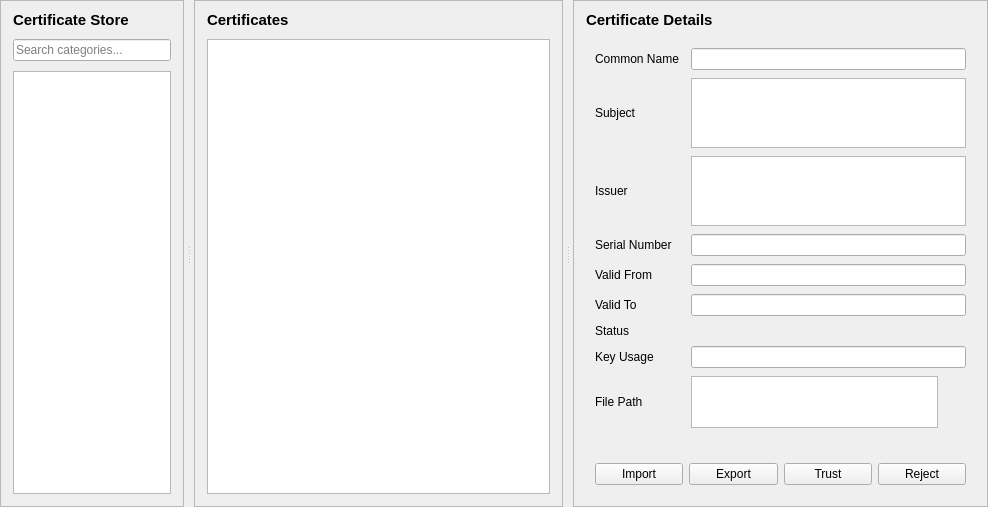
sanny32/OpenUaSim, file src/ui/pages/certificatespage.ui: the form before one commit.
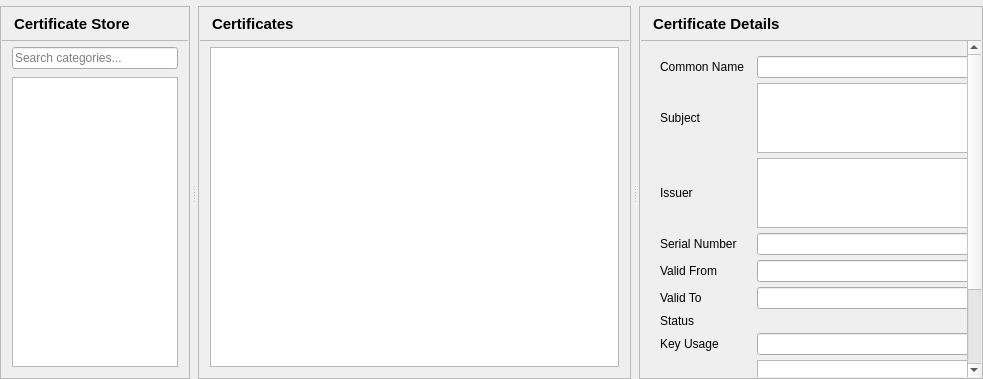
The form after the commit. Custom widgets are drawn as their Qt base class.

```diff
--- a/src/ui/pages/certificatespage.ui
+++ b/src/ui/pages/certificatespage.ui
@@ -10,7 +10,7 @@
     <number>0</number>
    </property>
    <property name="topMargin">
-    <number>0</number>
+    <number>6</number>
    </property>
    <property name="rightMargin">
     <number>0</number>
@@ -27,7 +27,7 @@
       <bool>false</bool>
      </property>
      <property name="handleWidth">
-      <number>10</number>
+      <number>8</number>
      </property>
      <widget class="QFrame" name="storePanel">
       <property name="frameShape">
@@ -35,25 +35,39 @@
       </property>
       <property name="sizePolicy">
        <sizepolicy hsizetype="Preferred" vsizetype="Preferred">
-        <horstretch>2</horstretch>
+        <horstretch>35</horstretch>
         <verstretch>0</verstretch>
        </sizepolicy>
       </property>
       <layout class="QVBoxLayout" name="storePanelLayout">
        <property name="spacing">
-        <number>10</number>
+        <number>0</number>
        </property>
        <property name="leftMargin">
+        <number>1</number>
+       </property>
+       <property name="topMargin">
+        <number>1</number>
+       </property>
+       <property name="rightMargin">
+        <number>1</number>
+       </property>
+       <property name="bottomMargin">
+        <number>1</number>
+       </property>
+       <item>
+        <layout class="QHBoxLayout" name="storePanelHeaderLayout">
+         <property name="leftMargin">
         <number>12</number>
        </property>
        <property name="topMargin">
-        <number>10</number>
+          <number>5</number>
        </property>
        <property name="rightMargin">
         <number>12</number>
        </property>
        <property name="bottomMargin">
-        <number>12</number>
+          <number>5</number>
        </property>
        <item>
         <widget class="QLabel" name="storeTitle">
@@ -66,8 +80,56 @@
          <property name="text">
           <string>Certificate Store</string>
          </property>
-        </widget>
-       </item>
+           <property name="minimumSize">
+            <size>
+             <width>0</width>
+             <height>22</height>
+            </size>
+           </property>
+          </widget>
+         </item>
+        </layout>
+       </item>
+       <item>
+        <widget class="QFrame" name="storePanelSeparator">
+         <property name="frameShape">
+          <enum>QFrame::StyledPanel</enum>
+         </property>
+         <property name="minimumSize">
+          <size>
+           <width>0</width>
+           <height>1</height>
+          </size>
+         </property>
+         <property name="maximumSize">
+          <size>
+           <width>16777215</width>
+           <height>1</height>
+          </size>
+         </property>
+         <property name="separator" stdset="0">
+          <bool>true</bool>
+         </property>
+        </widget>
+       </item>
+       <item>
+        <widget class="QWidget" name="storePanelBody">
+         <layout class="QVBoxLayout" name="storePanelBodyLayout">
+          <property name="spacing">
+           <number>8</number>
+          </property>
+          <property name="leftMargin">
+           <number>10</number>
+          </property>
+          <property name="topMargin">
+           <number>6</number>
+          </property>
+          <property name="rightMargin">
+           <number>10</number>
+          </property>
+          <property name="bottomMargin">
+           <number>10</number>
+          </property>
        <item>
         <widget class="QLineEdit" name="searchEdit">
          <property name="placeholderText">
@@ -96,31 +158,48 @@
        </item>
       </layout>
      </widget>
+       </item>
+      </layout>
+     </widget>
      <widget class="QFrame" name="certificatesPanel">
       <property name="frameShape">
        <enum>QFrame::StyledPanel</enum>
       </property>
       <property name="sizePolicy">
        <sizepolicy hsizetype="Preferred" vsizetype="Preferred">
-        <horstretch>4</horstretch>
+        <horstretch>80</horstretch>
         <verstretch>0</verstretch>
        </sizepolicy>
       </property>
       <layout class="QVBoxLayout" name="certificatesPanelLayout">
        <property name="spacing">
-        <number>10</number>
+        <number>0</number>
        </property>
        <property name="leftMargin">
+        <number>1</number>
+       </property>
+       <property name="topMargin">
+        <number>1</number>
+       </property>
+       <property name="rightMargin">
+        <number>1</number>
+       </property>
+       <property name="bottomMargin">
+        <number>1</number>
+       </property>
+       <item>
+        <layout class="QHBoxLayout" name="certificatesPanelHeaderLayout">
+         <property name="leftMargin">
         <number>12</number>
        </property>
        <property name="topMargin">
-        <number>10</number>
+          <number>5</number>
        </property>
        <property name="rightMargin">
         <number>12</number>
        </property>
        <property name="bottomMargin">
-        <number>12</number>
+          <number>5</number>
        </property>
        <item>
         <widget class="QLabel" name="certificatesTitle">
@@ -133,8 +212,56 @@
          <property name="text">
           <string>Certificates</string>
          </property>
-        </widget>
-       </item>
+           <property name="minimumSize">
+            <size>
+             <width>0</width>
+             <height>22</height>
+            </size>
+           </property>
+          </widget>
+         </item>
+        </layout>
+       </item>
+       <item>
+        <widget class="QFrame" name="certificatesPanelSeparator">
+         <property name="frameShape">
+          <enum>QFrame::StyledPanel</enum>
+         </property>
+         <property name="minimumSize">
+          <size>
+           <width>0</width>
+           <height>1</height>
+          </size>
+         </property>
+         <property name="maximumSize">
+          <size>
+           <width>16777215</width>
+           <height>1</height>
+          </size>
+         </property>
+         <property name="separator" stdset="0">
+          <bool>true</bool>
+         </property>
+        </widget>
+       </item>
+       <item>
+        <widget class="QWidget" name="certificatesPanelBody">
+         <layout class="QVBoxLayout" name="certificatesPanelBodyLayout">
+          <property name="spacing">
+           <number>8</number>
+          </property>
+          <property name="leftMargin">
+           <number>10</number>
+          </property>
+          <property name="topMargin">
+           <number>6</number>
+          </property>
+          <property name="rightMargin">
+           <number>10</number>
+          </property>
+          <property name="bottomMargin">
+           <number>10</number>
+          </property>
        <item>
         <widget class="QTableView" name="certificatesView">
          <property name="editTriggers">
@@ -168,31 +295,48 @@
        </item>
       </layout>
      </widget>
+       </item>
+      </layout>
+     </widget>
      <widget class="QFrame" name="detailsPanel">
       <property name="frameShape">
        <enum>QFrame::StyledPanel</enum>
       </property>
       <property name="sizePolicy">
        <sizepolicy hsizetype="Preferred" vsizetype="Preferred">
-        <horstretch>3</horstretch>
+        <horstretch>42</horstretch>
         <verstretch>0</verstretch>
        </sizepolicy>
       </property>
       <layout class="QVBoxLayout" name="detailsPanelLayout">
        <property name="spacing">
-        <number>10</number>
+        <number>0</number>
        </property>
        <property name="leftMargin">
+        <number>1</number>
+       </property>
+       <property name="topMargin">
+        <number>1</number>
+       </property>
+       <property name="rightMargin">
+        <number>1</number>
+       </property>
+       <property name="bottomMargin">
+        <number>1</number>
+       </property>
+       <item>
+        <layout class="QHBoxLayout" name="detailsPanelHeaderLayout">
+         <property name="leftMargin">
         <number>12</number>
        </property>
        <property name="topMargin">
-        <number>10</number>
+          <number>5</number>
        </property>
        <property name="rightMargin">
         <number>12</number>
        </property>
        <property name="bottomMargin">
-        <number>12</number>
+          <number>5</number>
        </property>
        <item>
         <widget class="QLabel" name="detailsTitle">
@@ -205,16 +349,77 @@
          <property name="text">
           <string>Certificate Details</string>
          </property>
-        </widget>
-       </item>
+           <property name="minimumSize">
+            <size>
+             <width>0</width>
+             <height>22</height>
+            </size>
+           </property>
+          </widget>
+         </item>
+        </layout>
+       </item>
+       <item>
+        <widget class="QFrame" name="detailsPanelSeparator">
+         <property name="frameShape">
+          <enum>QFrame::StyledPanel</enum>
+         </property>
+         <property name="minimumSize">
+          <size>
+           <width>0</width>
+           <height>1</height>
+          </size>
+         </property>
+         <property name="maximumSize">
+          <size>
+           <width>16777215</width>
+           <height>1</height>
+          </size>
+         </property>
+         <property name="separator" stdset="0">
+          <bool>true</bool>
+         </property>
+        </widget>
+       </item>
+       <item>
+        <widget class="QScrollArea" name="detailsPanelScroll">
+         <property name="frameShape">
+          <enum>QFrame::NoFrame</enum>
+         </property>
+         <property name="widgetResizable">
+          <bool>true</bool>
+         </property>
+         <property name="horizontalScrollBarPolicy">
+          <enum>Qt::ScrollBarAlwaysOff</enum>
+         </property>
+         <property name="panelBody" stdset="0">
+          <bool>true</bool>
+         </property>
+         <widget class="QWidget" name="detailsPanelBody">
+          <layout class="QVBoxLayout" name="detailsPanelBodyLayout">
+           <property name="spacing">
+            <number>8</number>
+           </property>
+           <property name="leftMargin">
+            <number>10</number>
+           </property>
+           <property name="topMargin">
+            <number>6</number>
+           </property>
+           <property name="rightMargin">
+            <number>10</number>
+           </property>
+           <property name="bottomMargin">
+            <number>10</number>
+           </property>
        <item>
         <widget class="QWidget" name="detailsHost">
          <layout class="QGridLayout" name="detailsForm" columnstretch="0,1">
           <property name="horizontalSpacing">
-           <number>12</number>
+               <number>13</number>
           </property>
           <property name="verticalSpacing">
-           <number>8</number>
+               <number>5</number>
           </property>
           <item row="0" column="0">
            <widget class="QLabel" name="commonNameLabel">
@@ -360,7 +565,7 @@
               <property name="maximumSize">
                <size>
                 <width>16777215</width>
-                <height>52</height>
+                    <height>48</height>
                </size>
               </property>
               <property name="tabChangesFocus">
@@ -376,9 +581,6 @@
               <property name="toolTip">
                <string>Open containing folder</string>
               </property>
-              <property name="autoRaise">
-               <bool>true</bool>
-              </property>
              </widget>
             </item>
            </layout>
@@ -428,6 +630,10 @@
            </widget>
           </item>
          </layout>
+            </widget>
+           </item>
+          </layout>
+         </widget>
         </widget>
        </item>
       </layout>
```
Left out of the diff: 9 changed lines with no effect on the pictures. Lines whose indentation alone changed are shown as unchanged.
